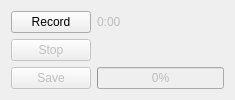
Qt form HCI/ui/RecordSession.ui (limvi-licef/VirtualLabelsAR) before a commit.
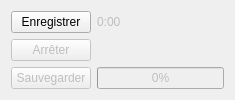
The same form after that commit.

What changed in the file:
```diff
--- a/HCI/ui/RecordSession.ui
+++ b/HCI/ui/RecordSession.ui
@@ -17,7 +17,7 @@
    <item row="0" column="0">
     <widget class="QPushButton" name="recordButton">
      <property name="text">
-      <string>Record</string>
+      <string>Enregistrer</string>
      </property>
     </widget>
    </item>
@@ -37,7 +37,7 @@
       <bool>false</bool>
      </property>
      <property name="text">
-      <string>Save</string>
+      <string>Sauvegarder</string>
      </property>
     </widget>
    </item>
@@ -47,7 +47,7 @@
       <bool>false</bool>
      </property>
      <property name="text">
-      <string>Stop</string>
+      <string>Arrêter</string>
      </property>
     </widget>
    </item>
```
